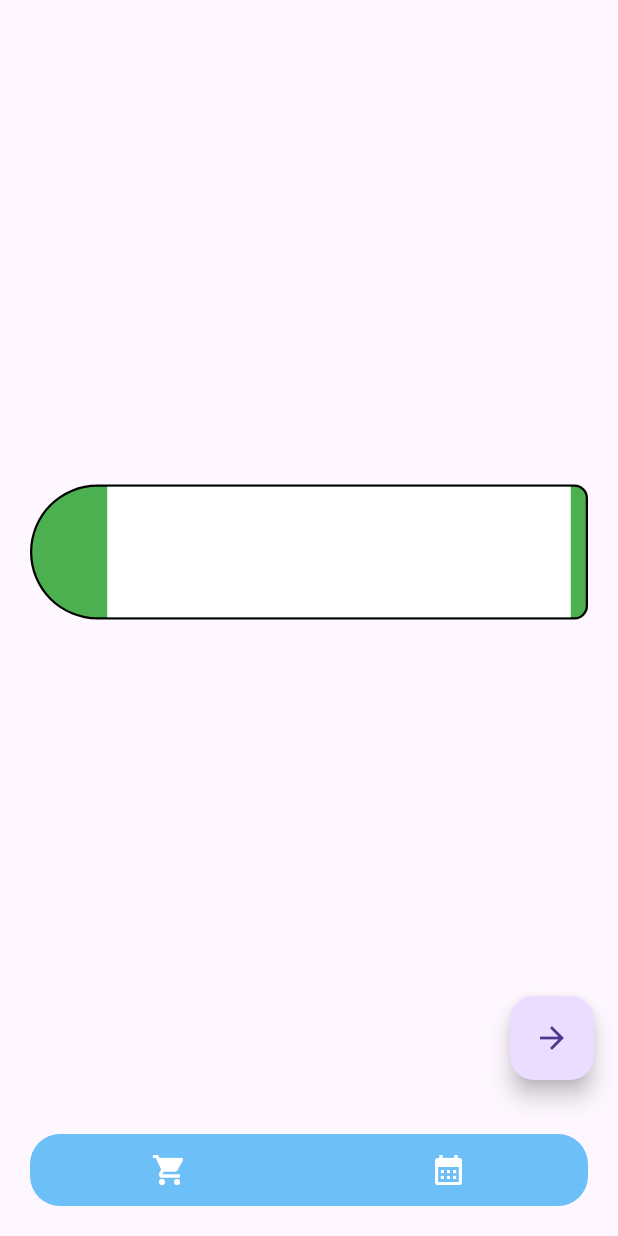
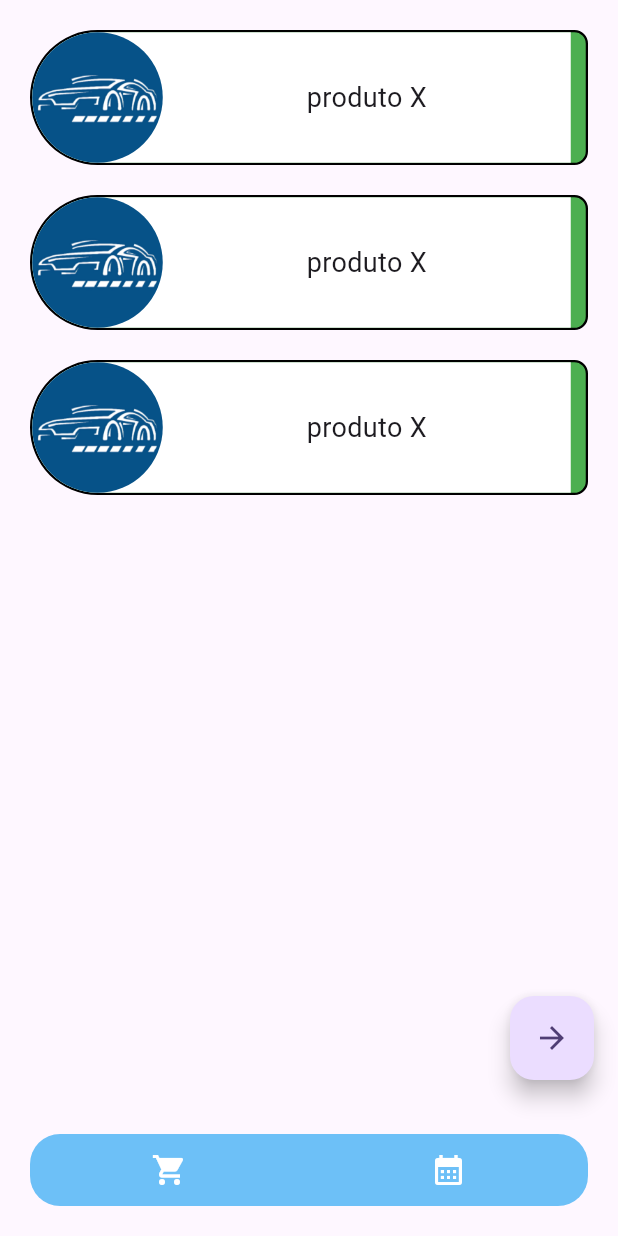
Before and after one commit to kauanBestel/flutter-equipment-booking, a Flutter app: the screen it shows after launch, on a phone screen of 412 x 824 dp. Run offline on Flutter 3.47's test engine with Material 3 defaults, Android fonts, the phone set to English and light mode, and no system bars; our stand-ins replace cloud_firestore, firebase_auth, firebase_core, flutter_dotenv, table_calendar; missing offline and left inert: steps_indicator; accounts and stored records are empty.

Commit message:
major product widget changes

```diff
--- a/lib/presentation/screens/pages/login_page.dart
+++ b/lib/presentation/screens/pages/login_page.dart
@@ -29,15 +29,21 @@ class _LoginPageState extends State<LoginPage> {
 
   @override
   Widget build(BuildContext context) {
-    return MaterialApp(
-      home: Scaffold(
+    return Scaffold(
       body: Center(
         child: Padding(
           padding: const EdgeInsets.all(20.0),
           child: Column(
-              mainAxisAlignment: MainAxisAlignment.spaceAround,
+            mainAxisAlignment: MainAxisAlignment.spaceEvenly,
             mainAxisSize: MainAxisSize.max,
             children: [
+              ClipRRect(
+                borderRadius: BorderRadius.circular(200),
+                child: Image.asset(
+                  'assets/images/imagemRota2.png',
+                  height: 200,
+                ),
+              ),
               Column(
                 children: [
                   SizedBox(height: 20),
@@ -75,7 +81,6 @@ class _LoginPageState extends State<LoginPage> {
                 onPress: _signIn,
               ),
             ],
-            ),
           ),
         ),
       ),
--- a/lib/presentation/screens/pages/products_page.dart
+++ b/lib/presentation/screens/pages/products_page.dart
@@ -1,23 +1,33 @@
+import 'package:flutter/material.dart';
 import 'package:equipment_boking/presentation/screens/pages/login_page.dart';
 import 'package:equipment_boking/presentation/widgets/custom_botomappbar.dart';
 import 'package:equipment_boking/presentation/widgets/custom_product_selection.dart';
-import 'package:equipment_boking/presentation/widgets/custom_textformfield.dart';
-import 'package:flutter/material.dart';
 
 class ProductsPage extends StatelessWidget {
   const ProductsPage({super.key});
 
   @override
   Widget build(BuildContext context) {
-    return MaterialApp(
-      home: Scaffold(
-        body: Center(
-          child: Padding(
-            padding: EdgeInsets.all(20.0),
+    final List<String> products = [
+      'Produto 1',
+      'Produto 2',
+      'Produto 3',
+    ];
+
+    return Scaffold(
+      body: Container(
+        padding: const EdgeInsets.all(20.0),
+        child: ListView.builder(
+          itemCount: products.length,
+          itemBuilder: (context, index) {
+            return Padding(
+              padding: const EdgeInsets.only(bottom: 20.0),
               child: CustomProduct(
                 onPress: () {},
-              label: "OI",
+                label: 'produto X',
               ),
+            );
+          },
         ),
       ),
       floatingActionButton: FloatingActionButton(
@@ -30,7 +40,6 @@ class ProductsPage extends StatelessWidget {
         child: const Icon(Icons.arrow_forward),
       ),
       bottomNavigationBar: const CustomBottomAppBar(),
-      ),
     );
   }
 }
--- a/lib/presentation/widgets/custom_product_selection.dart
+++ b/lib/presentation/widgets/custom_product_selection.dart
@@ -2,11 +2,7 @@ import 'package:flutter/material.dart';
 import 'package:flutter/widgets.dart';
 
 class CustomProduct extends StatefulWidget {
-  const CustomProduct({
-    super.key,
-    required this.onPress,
-    required this.label,
-  });
+  const CustomProduct({super.key, required this.onPress, required this.label});
 
   final VoidCallback onPress;
   final String label;
@@ -16,9 +12,16 @@ class CustomProduct extends StatefulWidget {
 }
 
 class _CustomProductState extends State<CustomProduct> {
+  bool isHovered = false;
   @override
   Widget build(BuildContext context) {
-    return Container(
+    return InkWell(
+      onHover: (value) {
+        setState(() {
+          isHovered = value;
+        });
+      },
+      child: Container(
         height: 90,
         width: double.infinity,
         decoration: BoxDecoration(
@@ -33,10 +36,37 @@ class _CustomProductState extends State<CustomProduct> {
               topRight: Radius.circular(10),
               bottomRight: Radius.circular(10)),
         ),
+//--------------------------------CONTAINER 2------------------------------------
         child: Container(
-        margin: const EdgeInsets.only(left: 50, right: 10),
+          margin: const EdgeInsets.only(left: 0, right: 10),
+          decoration: const BoxDecoration(
             color: Colors.white,
+            borderRadius: BorderRadius.only(
+                topLeft: Radius.circular(50), bottomLeft: Radius.circular(50)),
+          ),
           height: 60,
+          child: Row(
+            children: [
+              ClipRRect(
+                borderRadius: BorderRadius.circular(200),
+                child: Image.asset(
+                  'assets/images/imagemRota2.png',
+                  height: 200,
+                ),
+              ),
+              Expanded(
+                child: Center(
+                  child: Text(
+                    widget.label,
+                    style: TextStyle(
+                      fontSize: 18,
+                    ),
+                  ),
+                ),
+              ),
+            ],
+          ),
+        ),
       ),
     );
   }
```
Lines whose indentation alone changed are shown as unchanged.
